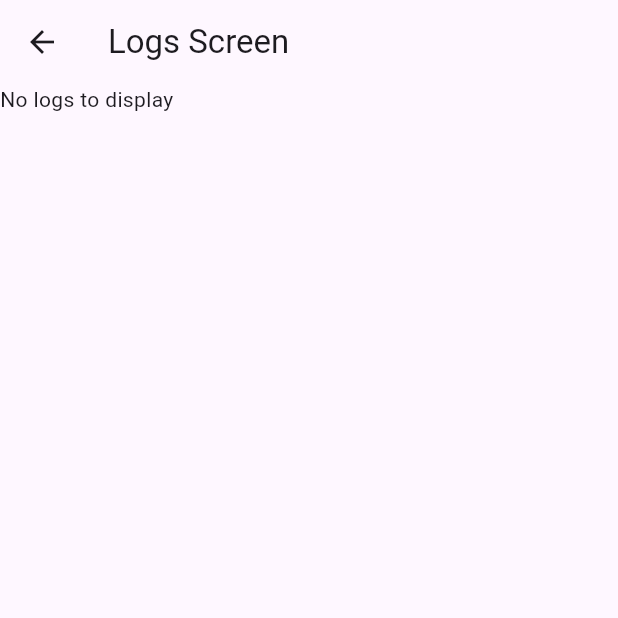
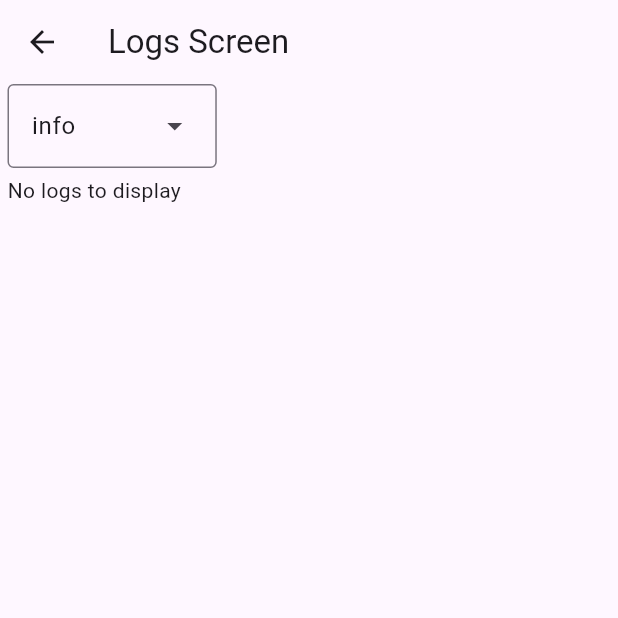
Before and after one commit to belkale/logger, a Flutter app: the LogsScreen screen opened directly, on a phone screen of 412 x 824 dp, the top half of it. Run offline on Flutter 3.47's test engine with Material 3 defaults, Android fonts, the phone set to English and light mode, and no system bars; our stand-ins replace flutter_riverpod, riverpod_annotation; generated files the repository leaves out were written again.

Commit message:
Added filtering and coloring of messages based on level

```diff
--- a/lib/main.dart
+++ b/lib/main.dart
@@ -74,6 +74,8 @@ class MyHomePage extends ConsumerWidget {
         onPressed: (){
           ref.read(counterProvider.notifier).increment();
           logger.debug(ref, "Pressed increment button");
+          logger.warn(ref, "This is a warning");
+          logger.error(ref, "This is an error");
         },
         tooltip: 'Increment',
         child: const Icon(Icons.add),
--- a/lib/models/log.dart
+++ b/lib/models/log.dart
@@ -11,6 +11,20 @@ class Log {
   final int maxSize = 400;
   Log(this.dateTime, this.level,
       {required this.classname, required this.message});
+  bool isValid(Level input) {
+    switch(input) {
+      case Level.debug: return true;
+      case Level.info:
+        return level == Level.info
+          || level == Level.warn
+          || level == Level.error;
+      case Level.warn:
+        return level == Level.warn
+            || level == Level.error;
+      case Level.error:
+        return level == Level.error;
+    }
+  }
   String out() {
     final now = DateFormat('yyyy-MM-dd kk:mm').format(dateTime);
     final data = [now, level.name.toUpperCase(), classname, message];
--- a/lib/models/logger.dart
+++ b/lib/models/logger.dart
@@ -16,6 +16,6 @@ class Logger {
 
   void debug(WidgetRef ref, String message) => log(ref, Level.debug, message);
   void info(WidgetRef ref, String message) => log(ref, Level.info, message);
-  void warning(WidgetRef ref, String message) => log(ref, Level.warn, message);
+  void warn(WidgetRef ref, String message) => log(ref, Level.warn, message);
   void error(WidgetRef ref, String message) => log(ref, Level.error, message);
 }
--- a/lib/screens/logs_screen.dart
+++ b/lib/screens/logs_screen.dart
@@ -1,33 +1,81 @@
-import 'dart:collection';
-
 import 'package:flutter/material.dart';
 import 'package:flutter_riverpod/flutter_riverpod.dart';
+import 'package:logger/providers/log_level.dart';
 import 'package:logger/providers/logs.dart';
 
 import '../models/log.dart';
+import '../models/logger.dart';
 
 class LogsScreen extends ConsumerWidget {
   const LogsScreen({super.key});
 
-  Widget _logsWidget(Queue<Log> logs) {
+  Color getColor(Level level) {
+    if (level == Level.warn) {
+      // Yellow
+      return const Color.fromARGB(20, 255, 255, 0);
+    } else if (level == Level.error) {
+      // Red
+      return const Color.fromARGB(20, 255, 0, 0);
+    } else {
+      // Transparent
+      return const Color.fromARGB(0, 255, 255, 255);
+    }
+
+  }
+  Widget _logsWidget(List<Log> filtered) {
     return ListView.builder(
-      itemCount: logs.length,
+      itemCount: filtered.length,
       itemBuilder: (context, index) =>
-          Padding(
+          Container(
             padding: const EdgeInsets.symmetric(vertical: 4.0),
-              child: Text(logs.elementAt(index).out())),
+            color: getColor(filtered[index].level),
+            child: Text(filtered[index].out())),
     );
   }
 
+  Widget _menuWidget(WidgetRef ref) {
+    final current = ref.watch(logLevelProvider);
+    return DropdownMenu<Level>(
+      initialSelection: current,
+      onSelected: (level) {
+        if (level != null) {
+          ref.read(logLevelProvider.notifier).update(level);
+        }
+      },
+      dropdownMenuEntries: Level.values.map(
+          (lv) => DropdownMenuEntry(
+            value: lv,
+            label: lv.name,
+          )
+      ).toList(growable: false),
+    );
+  }
   @override
   Widget build(BuildContext context, WidgetRef ref) {
     final logs = ref.watch(logsProvider);
-    print('Logs length on watch ${logs.length}');
+    final currentLevel = ref.watch(logLevelProvider);
+    final filtered = logs.where((lv) => lv.isValid(currentLevel))
+        .toList(growable: false);
     return Scaffold(
       appBar: AppBar(
         title: const Text('Logs Screen'),
       ),
-      body: logs.isEmpty? const Text('No logs to display'): _logsWidget(logs),
+      body: Padding(
+        padding: const EdgeInsets.only(left: 5.0),
+        child: Column(
+          crossAxisAlignment: CrossAxisAlignment.start,
+          children: [
+            _menuWidget(ref),
+            Expanded(
+              child: Padding(
+                padding: const EdgeInsets.only(top: 5.0),
+                child: filtered.isEmpty?
+                  const Text('No logs to display'): _logsWidget(filtered)
+              ),
+            ),
+          ]
+        ),
+      ),
     );
   }
 }
```
Also changed, not shown: lib/providers/log_level.dart (added, +14 -0 lines), lib/providers/log_level.g.dart.
